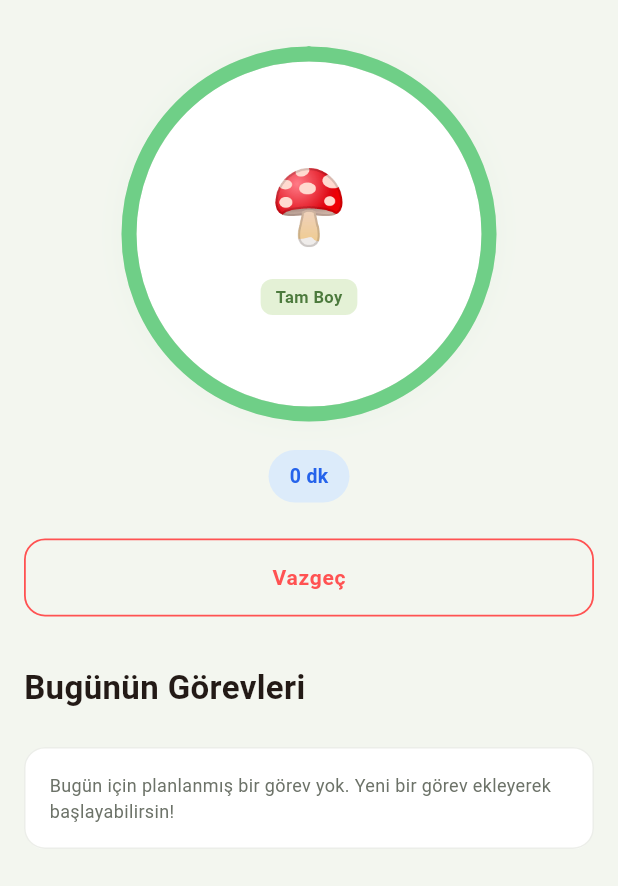
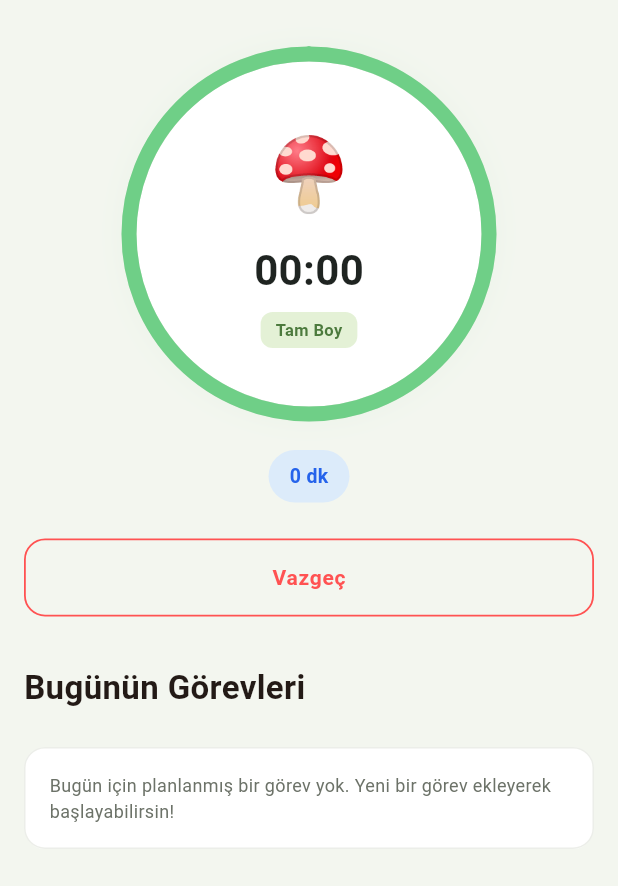
Before and after one commit to zeymeltem/Misel, a Flutter app: the _ActiveView widget shown alone on an empty page, opened directly with empty values, on a phone screen of 412 x 824 dp. Shown: the top 886 px of the screen. Run offline on Flutter 3.47's test engine with Material 3 defaults, Android fonts, the phone set to English and light mode, and no system bars; our stand-ins replace cloud_firestore, firebase_auth, firebase_core, flutter_local_notifications, flutter_riverpod, google_sign_in and 1 more; accounts and stored records are empty.

Commit message:
feat: sayac ekranina dijital saat ekle
MushroomGrowthRing halkasinin icine kalan sureyi MM:SS formatinda
gosteren bir metin eklendi. TimerState.remaining getter'i hedef
sureden gecen sureyi cikarip negatife dusmeyecek sekilde hesapliyor.

Co-Authored-By: Claude Fable 5 <noreply@anthropic.com>

```diff
--- a/lib/providers/timer_provider.dart
+++ b/lib/providers/timer_provider.dart
@@ -37,6 +37,13 @@ class TimerState {
 
   double get progress =>
       (elapsed.inMilliseconds / (targetMinutes * 60 * 1000)).clamp(0, 1);
+
+  /// Sayaç ekranındaki dijital saat için kalan süre; hedefi aşan artık
+  /// (ör. tam _finishSuccess çağrılmadan önceki son tick) sıfıra kırpılır.
+  Duration get remaining {
+    final total = Duration(minutes: targetMinutes) - elapsed;
+    return total.isNegative ? Duration.zero : total;
+  }
 
   int get estimatedCoins => EconomyService.estimateCoins(targetMinutes);
 
--- a/lib/screens/timer/timer_screen.dart
+++ b/lib/screens/timer/timer_screen.dart
@@ -262,6 +262,7 @@ class _ActiveView extends ConsumerWidget {
             child: MushroomGrowthRing(
               progress: timer.progress,
               mushroomSprite: selectedMushroom?.spriteAsset,
+              remaining: timer.remaining,
             ),
           ),
           const SizedBox(height: 24),
--- a/lib/widgets/mushroom_growth_ring.dart
+++ b/lib/widgets/mushroom_growth_ring.dart
@@ -29,12 +29,20 @@ extension GrowthStageX on GrowthStage {
 class MushroomGrowthRing extends StatelessWidget {
   final double progress;
   final String? mushroomSprite;
+  final Duration? remaining;
 
   const MushroomGrowthRing({
     super.key,
     required this.progress,
     this.mushroomSprite,
+    this.remaining,
   });
+
+  static String _formatDuration(Duration d) {
+    final minutes = d.inMinutes.remainder(60).toString().padLeft(2, '0');
+    final seconds = d.inSeconds.remainder(60).toString().padLeft(2, '0');
+    return '$minutes:$seconds';
+  }
 
   @override
   Widget build(BuildContext context) {
@@ -99,7 +107,19 @@ class MushroomGrowthRing extends StatelessWidget {
                   ),
                 ),
               ),
-              const SizedBox(height: 12),
+              if (remaining != null) ...[
+                const SizedBox(height: 8),
+                Text(
+                  _formatDuration(remaining!),
+                  style: const TextStyle(
+                    fontSize: 28,
+                    fontWeight: FontWeight.w700,
+                    fontFeatures: [FontFeature.tabularFigures()],
+                    color: AppColors.taskTitle,
+                  ),
+                ),
+              ],
+              const SizedBox(height: 8),
               // Growth stage badge
               Container(
                 padding: const EdgeInsets.symmetric(horizontal: 10, vertical: 4),
```
